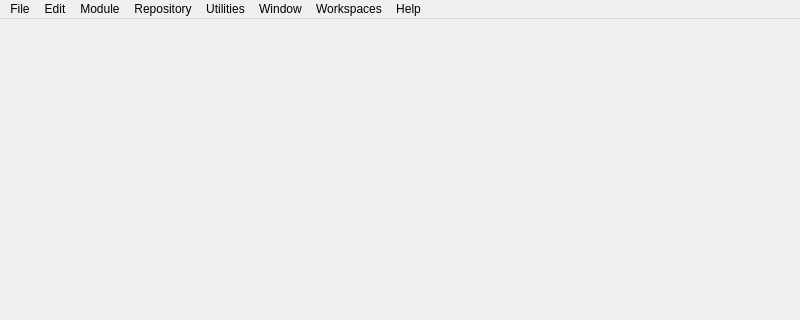
akyoto/flua, file src/flua/Tools/IDE/ui/flua-ide.ui: the form before one commit; both pictures show x 0 to 800 and y 0 to 320 of the 800 by 600 pixel window.
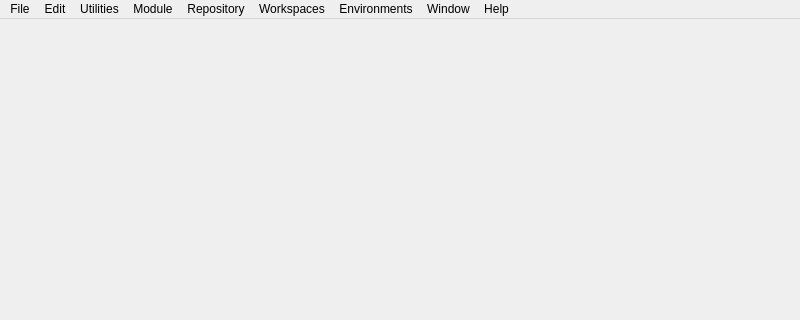
The form after the commit. Icons and pictures are not drawn.

Commit message: Began working on multi-environment support (oh noes...). World is gonna end. AD 2012.

```diff
--- a/src/flua/Tools/IDE/ui/flua-ide.ui
+++ b/src/flua/Tools/IDE/ui/flua-ide.ui
@@ -142,13 +142,27 @@
     </property>
     <addaction name="actionToggleFullscreen"/>
    </widget>
+   <widget class="QMenu" name="menuEnvironment">
+    <property name="enabled">
+     <bool>true</bool>
+    </property>
+    <property name="title">
+     <string>Environments</string>
+    </property>
+    <addaction name="actionEnvFlua"/>
+    <addaction name="actionEnvPython"/>
+    <addaction name="actionEnvCPP"/>
+    <addaction name="separator"/>
+    <addaction name="actionEnvNone"/>
+   </widget>
    <addaction name="menuFile"/>
    <addaction name="menuEdit"/>
+   <addaction name="menuUtilities"/>
    <addaction name="menuModule"/>
    <addaction name="menuRepository"/>
-   <addaction name="menuUtilities"/>
-   <addaction name="menuWindow"/>
    <addaction name="menuWindows"/>
+   <addaction name="menuEnvironment"/>
+   <addaction name="menuWindow"/>
    <addaction name="menuHelp"/>
   </widget>
   <widget class="QStatusBar" name="statusBar"/>
```
Left out of the diff: 65 changed lines with no effect on the pictures. The commit also changes 79 other files.
